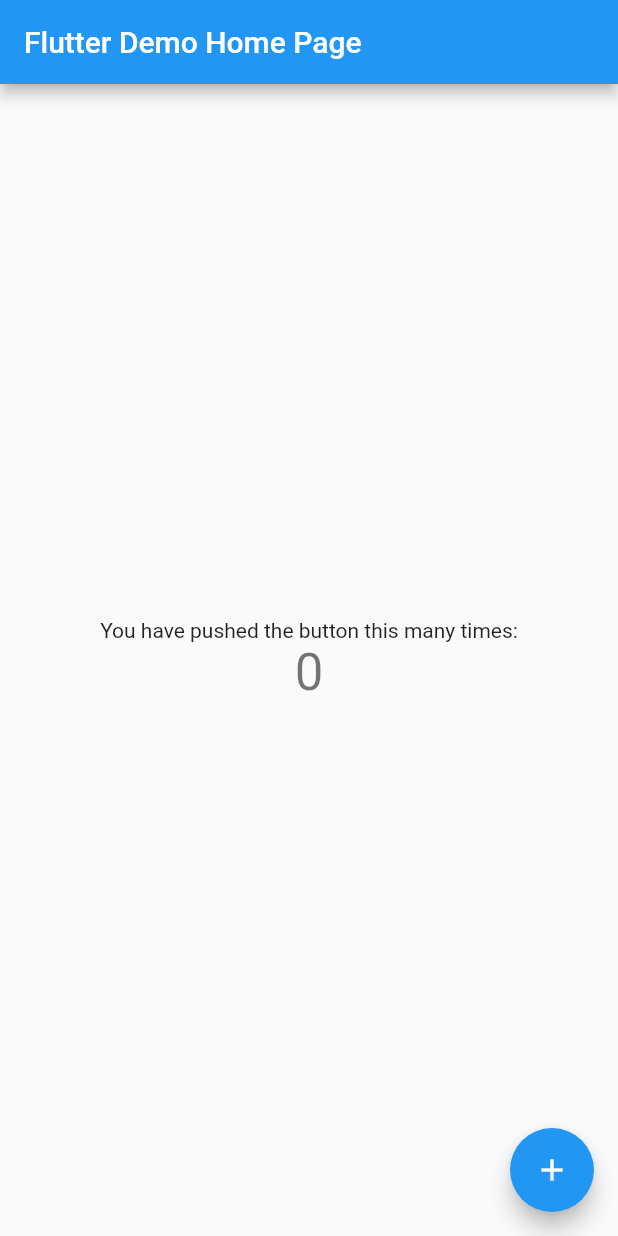
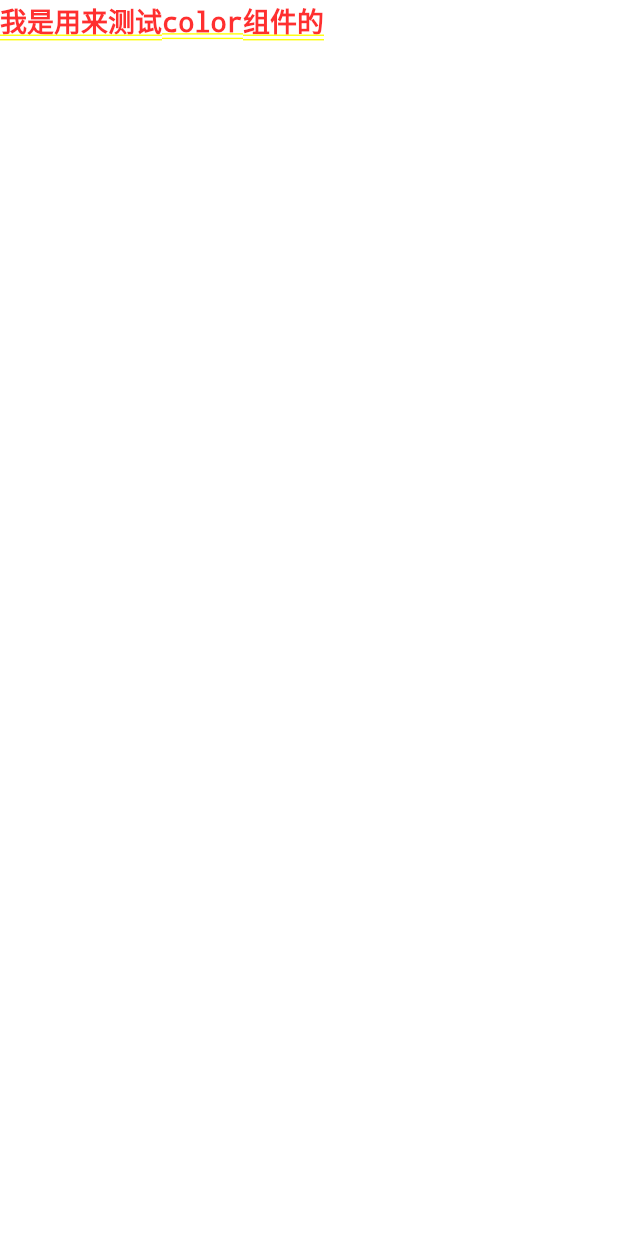
Before and after one commit to liutaochange/flutter_app, a Flutter app: the screen it shows after launch, on a phone screen of 412 x 824 dp. Run offline on Flutter 3.47's test engine with Material 2 defaults, Android fonts, the phone set to English and light mode, and no system bars; missing offline and left inert: flutter_color_plugin.

Commit message:
feat: color插件的应用

```diff
--- /dev/null
+++ b/lib/color.dart
@@ -0,0 +1,26 @@
+import 'package:flutter/material.dart';
+import 'package:flutter_color_plugin/flutter_color_plugin.dart';
+
+class ColorApp extends StatelessWidget {
+  // This widget is the root of your application.
+  @override
+  Widget build(BuildContext context) {
+    return MaterialApp(
+      title: 'Flutter Demo',
+      theme: ThemeData(
+        // This is the theme of your application.
+        //
+        // Try running your application with "flutter run". You'll see the
+        // application has a blue toolbar. Then, without quitting the app, try
+        // changing the primarySwatch below to Colors.green and then invoke
+        // "hot reload" (press "r" in the console where you ran "flutter run",
+        // or simply save your changes to "hot reload" in a Flutter IDE).
+        // Notice that the counter didn't reset back to zero; the application
+        // is not restarted.
+        primarySwatch: Colors.blue,
+      ),
+      home: Text('我是用来测试color组件的',
+          style: TextStyle(color: ColorUtil.color('EE1055'), fontSize: 18)),
+    );
+  }
+}
--- a/lib/main.dart
+++ b/lib/main.dart
@@ -1,6 +1,7 @@
 import 'package:flutter/material.dart';
+import './color.dart';
 
-void main() => runApp(MyApp());
+void main() => runApp(ColorApp());
 
 class MyApp extends StatelessWidget {
   // This widget is the root of your application.
--- a/pubspec.yaml
+++ b/pubspec.yaml
@@ -19,6 +19,7 @@ dependencies:
   # The following adds the Cupertino Icons font to your application.
   # Use with the CupertinoIcons class for iOS style icons.
   cupertino_icons: ^0.1.2
+  flutter_color_plugin: ^0.0.2
 
 dev_dependencies:
   flutter_test:
```
Also changed, not shown: lib/less_status.dart (added, +12 -0 lines).
